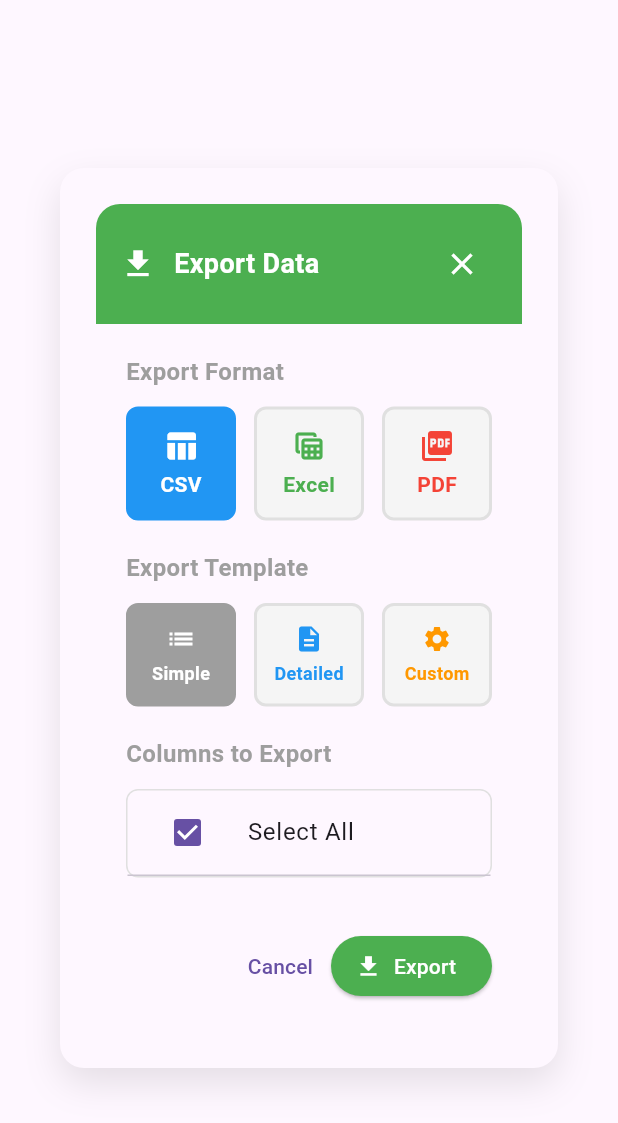
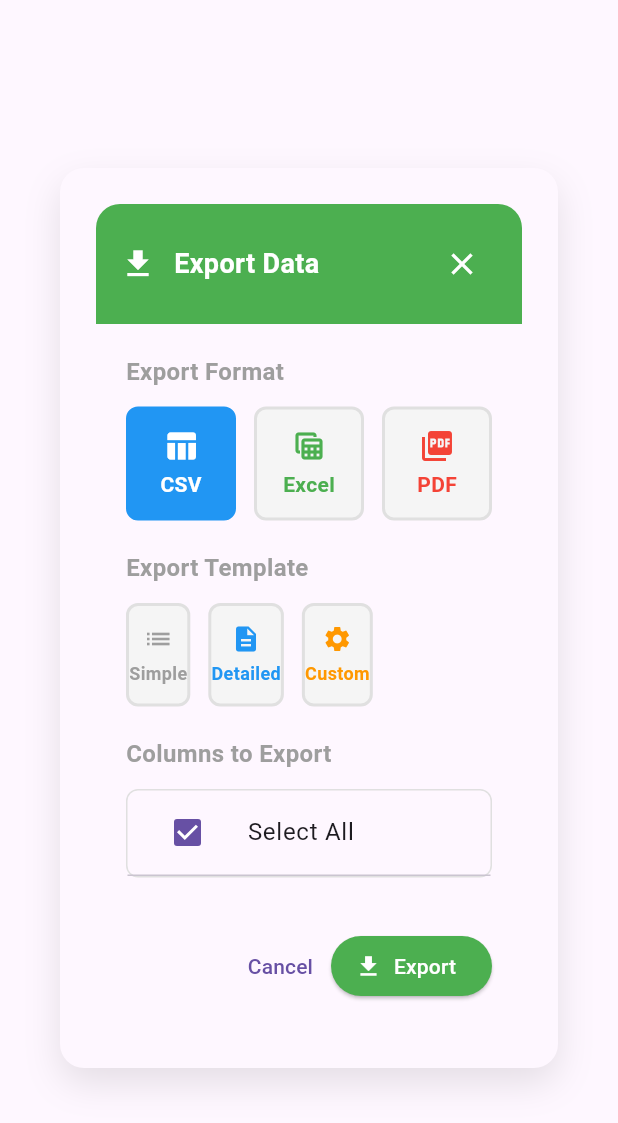
Before and after one commit to Dexef/dexef_datagrid, a Flutter app: the DataGridExportDialog widget shown alone on an empty page, opened directly with empty values, on a phone screen of 412 x 824 dp. Shown: the top 1123 px of the screen. Run offline on Flutter 3.47's test engine with Material 3 defaults, Android fonts, the phone set to English and light mode, and no system bars; missing offline and left inert: dart:html.

Commit message:
no message

```diff
--- a/lib/src/export/data_grid_export_button.dart
+++ b/lib/src/export/data_grid_export_button.dart
@@ -107,7 +107,13 @@ class DataGridExportDropdownButton extends StatelessWidget {
     final selectedColumns = columns.map((col) => col.dataField).toList();
     final customHeaders = <String, String>{};
 
-    onExport(format, ExportTemplate.simple, selectedColumns, customHeaders);
+    final defaultTemplate = const ExportTemplate(
+      name: 'Simple',
+      includedColumns: [],
+      customHeaders: {},
+    );
+
+    onExport(format, defaultTemplate, selectedColumns, customHeaders);
 
     ScaffoldMessenger.of(context).showSnackBar(
       SnackBar(
--- a/lib/src/export/data_grid_export_dialog.dart
+++ b/lib/src/export/data_grid_export_dialog.dart
@@ -9,11 +9,17 @@ enum ExportFormat {
   pdf,
 }
 
-/// Export template enum
-enum ExportTemplate {
-  simple,
-  detailed,
-  custom,
+/// Export template class
+class ExportTemplate {
+  final String name;
+  final List<String> includedColumns;
+  final Map<String, String> customHeaders;
+
+  const ExportTemplate({
+    required this.name,
+    this.includedColumns = const [],
+    this.customHeaders = const {},
+  });
 }
 
 /// Export dialog with format selection and options
@@ -35,17 +41,40 @@ class DataGridExportDialog extends StatefulWidget {
 
 class _DataGridExportDialogState extends State<DataGridExportDialog> {
   ExportFormat _selectedFormat = ExportFormat.csv;
-  ExportTemplate _selectedTemplate = ExportTemplate.simple;
+  ExportTemplate? _selectedTemplate;
   List<String> _selectedColumns = [];
   Map<String, String> _customHeaders = {};
   bool _includeHeaders = true;
   bool _includeRowNumbers = false;
   bool _includeSummary = false;
 
+  late List<ExportTemplate> _availableTemplates;
+
   @override
   void initState() {
     super.initState();
     _selectedColumns = widget.columns.map((col) => col.dataField).toList();
+    _availableTemplates = _createTemplates();
+  }
+
+  List<ExportTemplate> _createTemplates() {
+    return [
+      const ExportTemplate(
+        name: 'Simple',
+        includedColumns: [],
+        customHeaders: {},
+      ),
+      const ExportTemplate(
+        name: 'Detailed',
+        includedColumns: [],
+        customHeaders: {},
+      ),
+      const ExportTemplate(
+        name: 'Custom',
+        includedColumns: [],
+        customHeaders: {},
+      ),
+    ];
   }
 
   @override
@@ -112,35 +141,19 @@ class _DataGridExportDialogState extends State<DataGridExportDialog> {
               ),
             ),
             const SizedBox(height: 12),
-            Row(
-              children: [
-                Expanded(
+            Wrap(
+              spacing: 12,
+              runSpacing: 8,
+              children: _availableTemplates.map((template) {
+                return Expanded(
                   child: _buildTemplateButton(
-                    ExportTemplate.simple,
-                    'Simple',
-                    Icons.list,
-                    Colors.grey,
+                    template,
+                    template.name,
+                    _getTemplateIcon(template.name),
+                    _getTemplateColor(template.name),
                   ),
-                ),
-                const SizedBox(width: 12),
-                Expanded(
-                  child: _buildTemplateButton(
-                    ExportTemplate.detailed,
-                    'Detailed',
-                    Icons.description,
-                    Colors.blue,
-                  ),
-                ),
-                const SizedBox(width: 12),
-                Expanded(
-                  child: _buildTemplateButton(
-                    ExportTemplate.custom,
-                    'Custom',
-                    Icons.settings,
-                    Colors.orange,
-                  ),
-                ),
-              ],
+                );
+              }).toList(),
             ),
             const SizedBox(height: 20),
             // Column selection
@@ -327,7 +340,7 @@ class _DataGridExportDialogState extends State<DataGridExportDialog> {
     IconData icon,
     Color color,
   ) {
-    final isSelected = _selectedTemplate == template;
+    final isSelected = _selectedTemplate?.name == template.name;
     return AnimatedContainer(
       duration: const Duration(milliseconds: 200),
       child: InkWell(
@@ -372,7 +385,7 @@ class _DataGridExportDialogState extends State<DataGridExportDialog> {
 
   void _exportData() {
     // Prepare custom headers if needed
-    if (_selectedTemplate == ExportTemplate.custom) {
+    if (_selectedTemplate?.name == 'Custom') {
       for (final column in widget.columns) {
         if (_selectedColumns.contains(column.dataField)) {
           _customHeaders[column.dataField] = column.caption;
@@ -383,7 +396,7 @@ class _DataGridExportDialogState extends State<DataGridExportDialog> {
     // Call the export function
     widget.onExport(
       _selectedFormat,
-      _selectedTemplate,
+      _selectedTemplate ?? _availableTemplates.first,
       _selectedColumns,
       _customHeaders,
     );
@@ -410,4 +423,30 @@ class _DataGridExportDialogState extends State<DataGridExportDialog> {
         return 'PDF';
     }
   }
+
+  IconData _getTemplateIcon(String templateName) {
+    switch (templateName.toLowerCase()) {
+      case 'simple':
+        return Icons.list;
+      case 'detailed':
+        return Icons.description;
+      case 'custom':
+        return Icons.settings;
+      default:
+        return Icons.list_alt;
+    }
+  }
+
+  Color _getTemplateColor(String templateName) {
+    switch (templateName.toLowerCase()) {
+      case 'simple':
+        return Colors.grey;
+      case 'detailed':
+        return Colors.blue;
+      case 'custom':
+        return Colors.orange;
+      default:
+        return Colors.grey;
+    }
+  }
 }
--- a/pubspec.yaml
+++ b/pubspec.yaml
@@ -13,7 +13,7 @@ dependencies:
   excel: ^2.1.0
   pdf: ^3.10.7
   printing: ^5.11.1
-  share_plus: ^7.2.1
+  share_plus:
   path_provider: ^2.1.1
 
 dev_dependencies:
```
